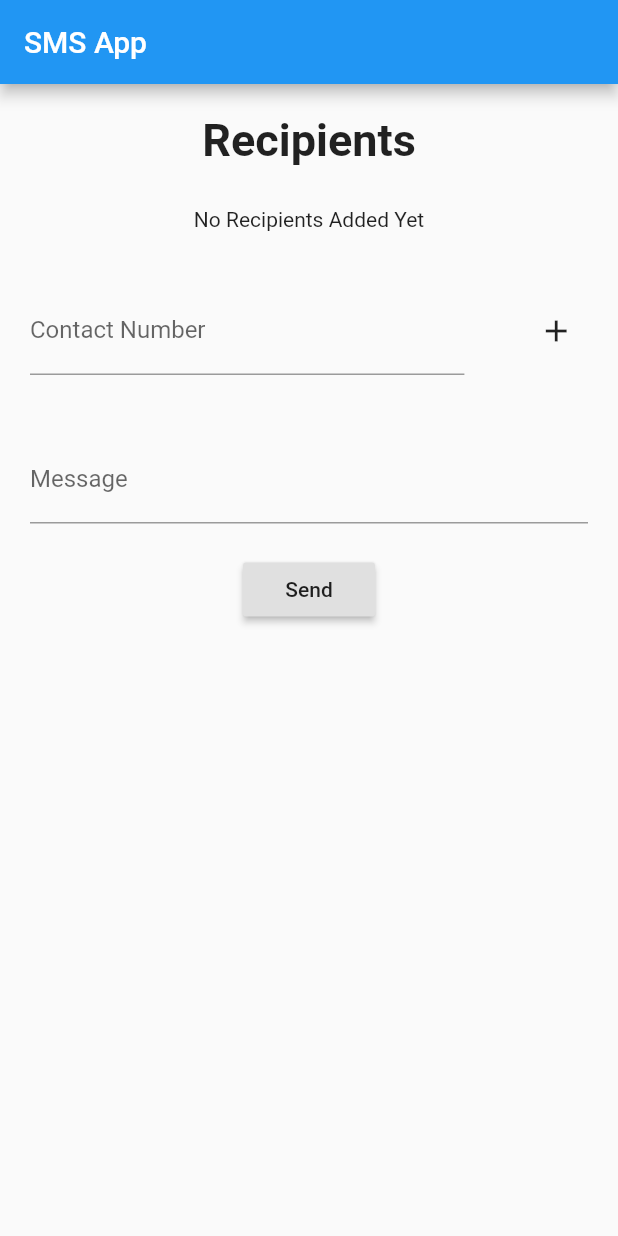
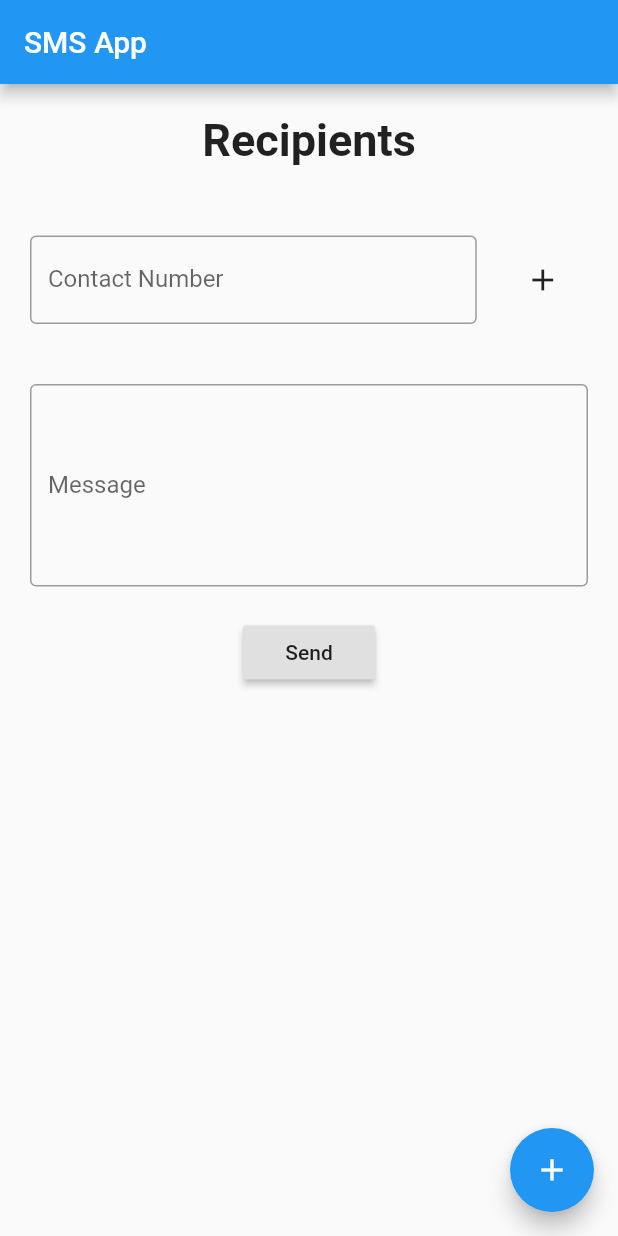
Before and after one commit to CodeChefVIT/sms_app, a Flutter app: the screen it shows after launch, after a tap on the "add" icon, on a phone screen of 412 x 824 dp. Run offline on Flutter 3.47's test engine with Material 2 defaults, Android fonts, the phone set to English and light mode, and no system bars; our stand-ins replace csv, file_picker; missing offline and left inert: sms.

Commit message:
can pick recipients from csv now

```diff
--- a/lib/main.dart
+++ b/lib/main.dart
@@ -1,9 +1,18 @@
+import 'dart:convert';
+import 'dart:io';
+
+import 'package:csv/csv.dart';
 import "package:flutter/material.dart";
+import 'package:flutter/services.dart';
 import "package:sms/sms.dart";
+import 'package:file_picker/file_picker.dart';
 
 import './recipients.dart';
 
-void main() => runApp(MyApp());
+void main() {
+  SystemChrome.setPreferredOrientations([DeviceOrientation.portraitUp]);
+  runApp(MyApp());
+}
 
 class MyApp extends StatelessWidget {
   @override
@@ -26,7 +35,7 @@ class _MyHomePageState extends State<MyHomePage> {
 
   List<String> recipients = [];
 
-  createAlertDialog(BuildContext context,String ttl, String msg) {
+  createAlertDialog(BuildContext context, String ttl, String msg) {
     return showDialog(
         context: context,
         builder: (context) {
@@ -48,7 +57,8 @@ class _MyHomePageState extends State<MyHomePage> {
 
   void _sendSMS() {
     if (messageEntered.text.isEmpty || recipients.length == 0) {
-      createAlertDialog(context, 'Error', 'Message or Recipients List can\'t be empty.');
+      createAlertDialog(
+          context, 'Error', 'Message or Recipients List can\'t be empty.');
       return;
     }
     for (var i = 0; i < recipients.length; i++) {
@@ -93,12 +103,11 @@ class _MyHomePageState extends State<MyHomePage> {
               ),
             ),
           ),
-          RecipientsList(recipients),
+          recipients.isEmpty ? Text('') : RecipientsList(recipients),
           Row(
             children: <Widget>[
-              Expanded(
-                flex: 8,
-                child: Container(
+              Container(
+                width: MediaQuery.of(context).size.width * 0.82,
                 padding: EdgeInsets.all(20),
                 child: TextField(
                   onSubmitted: (_) {
@@ -110,16 +119,15 @@ class _MyHomePageState extends State<MyHomePage> {
                     }
                   },
                   decoration: InputDecoration(
+                    border:
+                        OutlineInputBorder(borderSide: BorderSide(width: 2)),
                     labelText: "Contact Number",
                   ),
                   controller: number,
                   keyboardType: TextInputType.number,
                 ),
               ),
-              ),
-              Expanded(
-                flex: 2,
-                child: IconButton(
+              IconButton(
                 icon: Icon(Icons.add),
                 onPressed: () {
                   if (number.text.isNotEmpty) {
@@ -129,15 +137,17 @@ class _MyHomePageState extends State<MyHomePage> {
                     });
                   }
                 },
-                ),
               )
             ],
           ),
           Container(
+            margin: MediaQuery.of(context).viewInsets,
             padding: EdgeInsets.all(20),
             child: TextField(
+              maxLines: 5,
               onSubmitted: (_) => _sendSMS(),
               decoration: InputDecoration(
+                border: OutlineInputBorder(borderSide: BorderSide(width: 2)),
                 labelText: "Message",
               ),
               controller: messageEntered,
@@ -149,6 +159,21 @@ class _MyHomePageState extends State<MyHomePage> {
           ),
         ],
       ),
+      floatingActionButton: FloatingActionButton(
+        child: Icon(Icons.add),
+        onPressed: () async {
+          File file = await FilePicker.getFile();
+          final input = file.openRead();
+          final fields = await input
+              .transform(utf8.decoder)
+              .transform(new CsvToListConverter())
+              .toList();
+          for (var i = 0; i < fields.length; i++) {
+            recipients.add(fields[i][0].toString());
+          }
+          setState(() {});
+        },
+      ),
     );
   }
 }
--- a/lib/recipients.dart
+++ b/lib/recipients.dart
@@ -1,24 +1,49 @@
 import 'package:flutter/material.dart';
 
-class RecipientsList extends StatelessWidget {
+class RecipientsList extends StatefulWidget {
   final List<String> recipients;
 
   RecipientsList(this.recipients);
 
   @override
+  _RecipientsListState createState() => _RecipientsListState();
+}
+
+class _RecipientsListState extends State<RecipientsList> {
+  @override
   Widget build(BuildContext context) {
     return Container(
-      height: 50,
-      width: 200,
-      child: Center(
-        child: recipients.length > 0
-            ? ListView.builder(
-                itemBuilder: (ctx, index) {
-                  return Center(child: Text('${recipients[index]}'));
+      margin: EdgeInsets.symmetric(horizontal: 20, vertical: 10),
+      height: 80,
+      width: double.infinity,
+      child: ListView.builder(
+        itemCount: widget.recipients.length,
+        itemBuilder: (ctx, i) => Card(
+          elevation: 5,
+          child: Column(
+            children: <Widget>[
+              IconButton(
+                icon: Icon(
+                  Icons.cancel,
+                  color: Theme.of(context).errorColor,
+                ),
+                onPressed: () {
+                  setState(() {
+                    widget.recipients.removeAt(i);
+                  });
                 },
-                itemCount: recipients.length,
-              )
-            : Text('No Recipients Added Yet'),
+              ),
+              Padding(
+                padding: const EdgeInsets.symmetric(horizontal: 8.0),
+                child: Text(
+                  widget.recipients[i],
+                  style: TextStyle(fontWeight: FontWeight.bold),
+                ),
+              ),
+            ],
+          ),
+        ),
+        scrollDirection: Axis.horizontal,
       ),
     );
   }
--- a/pubspec.yaml
+++ b/pubspec.yaml
@@ -11,6 +11,8 @@ dependencies:
     sdk: flutter
   sms: ^0.2.0
   cupertino_icons: ^0.1.2
+  file_picker: ^1.4.3+1
+  csv: ^4.0.3
 
 dev_dependencies:
   flutter_test:
```
Also changed, not shown: 19 other files. Lines whose indentation alone changed are shown as unchanged.
